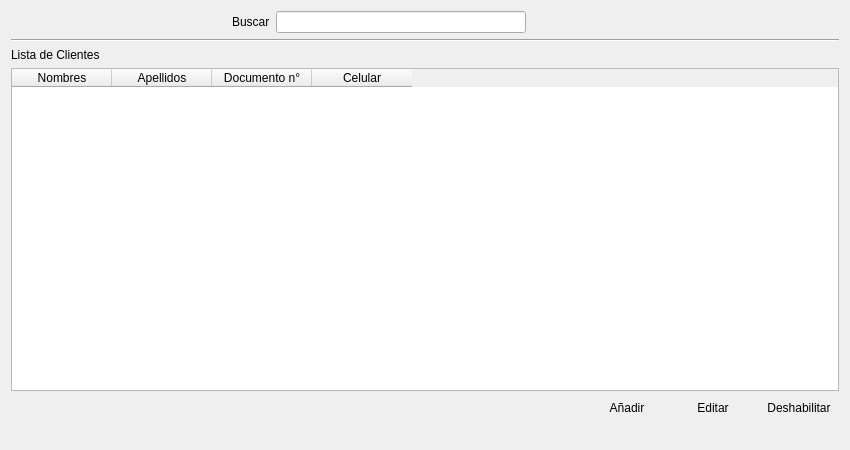
First picture: the form in ui_cliente.ui, repository benArambide/ProyFinal-IS2, before the edit.
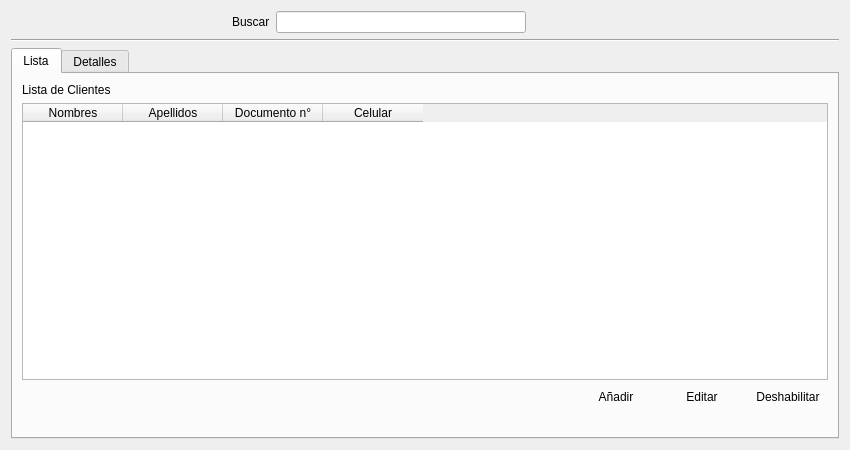
Second picture: the form after the edit. Icons and pictures are not drawn.

Commit message: uis formateto final

```diff
--- a/ui_cliente.ui
+++ b/ui_cliente.ui
@@ -13,10 +13,10 @@
   <property name="windowTitle">
    <string>Form</string>
   </property>
+  <layout class="QGridLayout" name="gridLayout_7">
+   <item row="0" column="0">
   <layout class="QGridLayout" name="gridLayout_6">
    <item row="0" column="0">
-    <layout class="QGridLayout" name="gridLayout_5">
-     <item row="0" column="0">
       <layout class="QGridLayout" name="gridLayout_11">
        <item row="0" column="0">
         <spacer name="horizontalSpacer_5">
@@ -109,6 +109,16 @@
       </widget>
      </item>
      <item row="2" column="0">
+      <widget class="QTabWidget" name="tabWidget">
+       <property name="currentIndex">
+        <number>0</number>
+       </property>
+       <widget class="QWidget" name="List">
+        <attribute name="title">
+         <string>Lista</string>
+        </attribute>
+        <layout class="QGridLayout" name="gridLayout_5">
+         <item row="0" column="0">
       <layout class="QGridLayout" name="gridLayout_4">
        <item row="0" column="0">
         <layout class="QGridLayout" name="gridLayout_3">
@@ -246,6 +256,15 @@
         </spacer>
        </item>
       </layout>
+         </item>
+        </layout>
+       </widget>
+       <widget class="QWidget" name="details">
+        <attribute name="title">
+         <string>Detalles</string>
+        </attribute>
+       </widget>
+      </widget>
      </item>
     </layout>
    </item>
```
Lines whose indentation alone changed are shown as unchanged. The commit also changes 4 other files.
